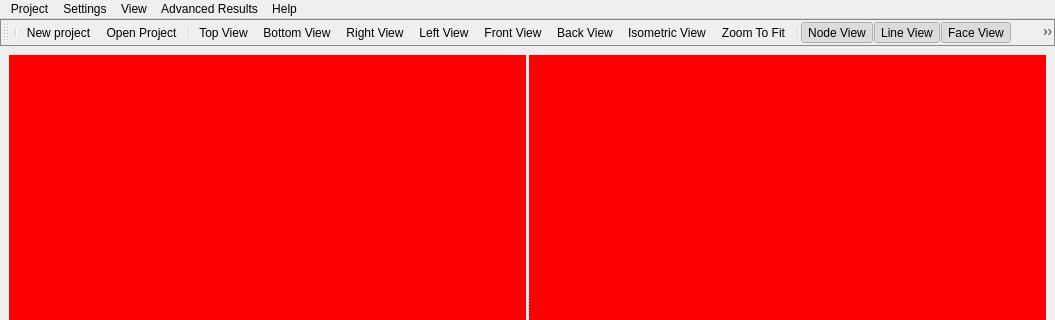
Before: the Qt Designer form vibra/interface/data/ui_files/main_window.ui in MOPT-UFSC/VIBRA, drawn with Qt 5; both pictures show x 0 to 1055 and y 0 to 320 of the 1055 by 587 pixel window.
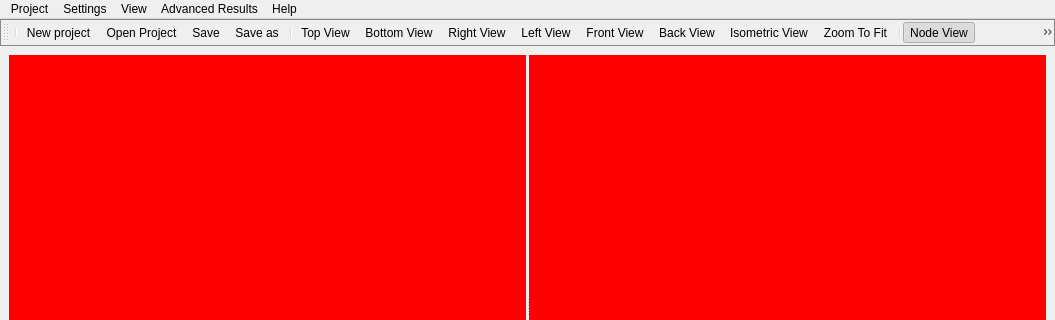
After: the same form once the commit is applied. Icons and pictures are not drawn.

Commit message: Add save and save as buttons in the main window

```diff
--- a/vibra/interface/data/ui_files/main_window.ui
+++ b/vibra/interface/data/ui_files/main_window.ui
@@ -106,6 +106,8 @@
    <addaction name="separator"/>
    <addaction name="action_new_project"/>
    <addaction name="action_open_project"/>
+   <addaction name="action_save"/>
+   <addaction name="action_save_as"/>
    <addaction name="separator"/>
    <addaction name="action_top_view"/>
    <addaction name="action_bottom_view"/>
```
Left out of the diff: 9 changed lines with no effect on the pictures. The commit also changes 2 other files.
